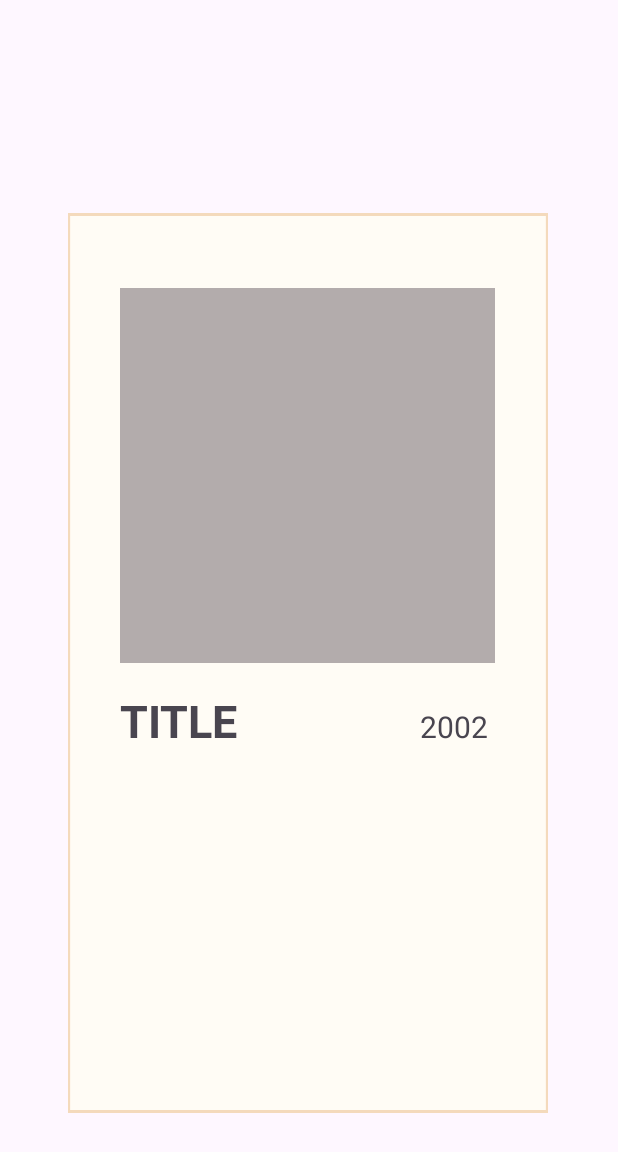
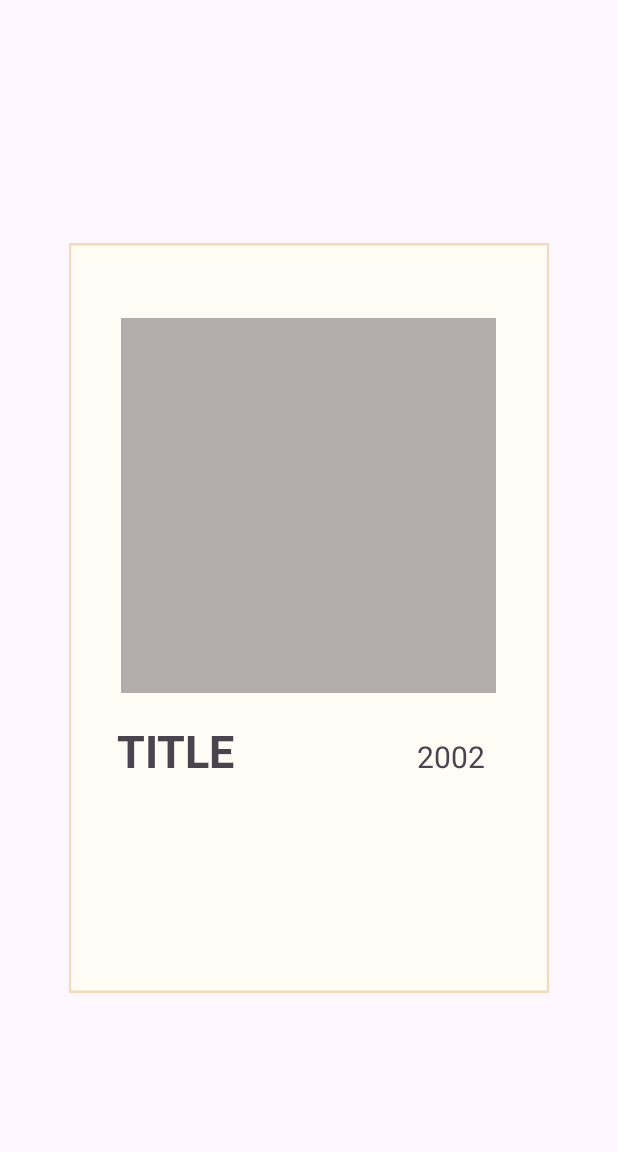
Before and after one commit to vivekperbhoo/AliceHacksProject, an Android app: the layout activity_winner.xml on its own in the app's theme, with its tools: preview values and no code run, on a phone screen of 412 x 824 dp. Shown: the top 1152 px of the screen. Run offline under Robolectric (Android 15) with nearby library versions, the phone set to English and light mode, and no system bars.

Commit message:
More ammendments

```diff
--- a/MovieSelector/app/src/main/java/com/example/movieselector/MovieSelector.java
+++ b/MovieSelector/app/src/main/java/com/example/movieselector/MovieSelector.java
@@ -109,8 +109,10 @@ public class MovieSelector extends AppCompatActivity {
                     @Override
                     public void onDataChange(@NonNull DataSnapshot snapshot) {
                         if(snapshot.exists()){
+                            Log.d("debugger", "baddie 1");
                             Session session = snapshot.getValue(Session.class);
                             session.addMovie(movie);
+                            Log.d("debugger", "baddie 2");
                             ArrayList<Movie.ResultsDTO> list = session.getSelectedMovies();
                             seshRef.child(sessionID).setValue(session);
 
--- a/MovieSelector/app/src/main/res/layout/activity_winner.xml
+++ b/MovieSelector/app/src/main/res/layout/activity_winner.xml
@@ -7,17 +7,17 @@
 
     <LinearLayout
         android:layout_width="320dp"
-        android:layout_height="600dp"
+        android:layout_height="500dp"
         android:background="@drawable/posterbg"
         android:gravity="center_horizontal"
         android:orientation="vertical"
         app:layout_constraintBottom_toBottomOf="parent"
         app:layout_constraintEnd_toEndOf="parent"
 
-        app:layout_constraintHorizontal_bias="0.494"
+        app:layout_constraintHorizontal_bias="0.5"
         app:layout_constraintStart_toStartOf="parent"
         app:layout_constraintTop_toTopOf="parent"
-        app:layout_constraintVertical_bias="0.633">
+        app:layout_constraintVertical_bias="0.5">
 
         <ImageView
             android:id="@+id/posterImage"
@@ -25,10 +25,6 @@
             android:layout_height="250dp"
             android:layout_marginTop="50dp"
             android:background="#B3ACAC" />
-
-        <ScrollView
-            android:layout_width="250dp"
-            android:layout_height="250dp">
 
             <LinearLayout
                 android:layout_width="255dp"
@@ -61,7 +57,6 @@
 
 
             </LinearLayout>
-        </ScrollView>
 
     </LinearLayout>
 
```
Also changed, not shown: MovieSelector/app/src/main/java/com/example/movieselector/Session.java (+10 -0 lines), MovieSelector/app/src/main/java/com/example/movieselector/SwipingMovies.java (+30 -1 lines), MovieSelector/app/src/main/res/layout/activity_voting_waitroom.xml (+38 -0 lines).
